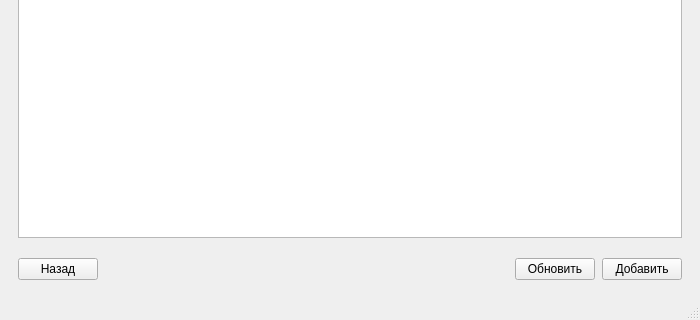
Before: the Qt Designer form frontend/RWStation/mainwindow.ui in ruslanonly/qt-railway-system, drawn with Qt 5; both pictures show x 0 to 700 and y 280 to 600 of the 700 by 600 pixel window.
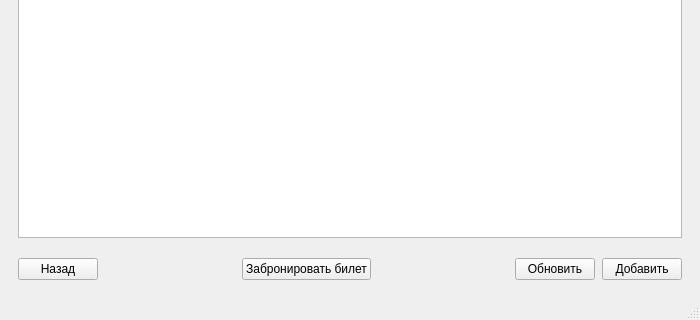
After: the same form once the commit is applied. The open tabs and pages were chosen to show the change.

Commit message: Create book ticket transaction.

The edit to the form file:
```diff
--- a/frontend/RWStation/mainwindow.ui
+++ b/frontend/RWStation/mainwindow.ui
@@ -221,6 +221,29 @@
               </property>
              </spacer>
             </item>
+            <item>
+             <widget class="QPushButton" name="bookTicketButton">
+              <property name="cursor">
+               <cursorShape>PointingHandCursor</cursorShape>
+              </property>
+              <property name="text">
+               <string>Забронировать билет</string>
+              </property>
+             </widget>
+            </item>
+            <item>
+             <spacer name="horizontalSpacer_4">
+              <property name="orientation">
+               <enum>Qt::Horizontal</enum>
+              </property>
+              <property name="sizeHint" stdset="0">
+               <size>
+                <width>40</width>
+                <height>20</height>
+               </size>
+              </property>
+             </spacer>
+            </item>
             <item>
              <widget class="QPushButton" name="refreshTicketButton">
               <property name="cursor">
```
Left out of the diff: 2 changed lines with no effect on the pictures. The commit also changes 24 other files.
